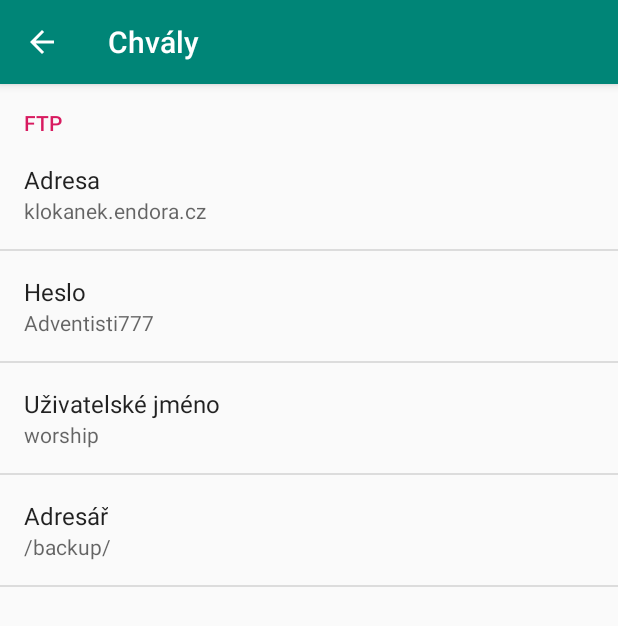
After one commit to jelazi/WorshipCounter, an Android app: the SettingsActivity screen opened directly, with no data from a screen before it, on a phone screen of 412 x 824 dp. The commit adds this screen. Shown: the top 626 px of the screen. Run offline under Robolectric (Android 15) with nearby library versions, the phone set to English and light mode, and no system bars; network calls fail.

Commit message:
settings activity ftp

```diff
--- a/app/src/main/AndroidManifest.xml
+++ b/app/src/main/AndroidManifest.xml
@@ -16,6 +16,7 @@
         <activity android:name=".WorshipActivity" />
         <activity android:name=".SongBookActivity" />
         <activity android:name=".SongActivity" />
+        <activity android:name=".SettingsActivity" />
         <activity android:name=".MainActivity">
             <intent-filter>
                 <action android:name="android.intent.action.MAIN" />
--- /dev/null
+++ b/app/src/main/java/cz/lubin/worshipcounter/AppCompatPreference.kt
@@ -0,0 +1,93 @@
+package cz.lubin.worshipcounter
+
+
+import android.content.res.Configuration
+import android.os.Bundle
+import android.preference.PreferenceActivity
+import android.view.MenuInflater
+import android.view.View
+import android.view.ViewGroup
+import androidx.annotation.LayoutRes
+import androidx.appcompat.app.ActionBar
+import androidx.appcompat.app.AppCompatDelegate
+import androidx.appcompat.widget.Toolbar
+
+abstract class AppCompatPreference : PreferenceActivity() {
+
+    private var mDelegate: AppCompatDelegate? = null
+
+    val supportActionBar: ActionBar?
+        get() = delegate?.supportActionBar
+
+    private val delegate: AppCompatDelegate?
+        get() {
+            if (mDelegate == null) {
+                mDelegate = AppCompatDelegate.create(this, null)
+            }
+            return mDelegate
+        }
+
+    override fun onCreate(savedInstanceState: Bundle?) {
+        delegate?.installViewFactory()
+        delegate?.onCreate(savedInstanceState)
+        super.onCreate(savedInstanceState)
+    }
+
+    override fun onPostCreate(savedInstanceState: Bundle?) {
+        super.onPostCreate(savedInstanceState)
+        delegate?.onPostCreate(savedInstanceState)
+    }
+
+    fun setSupportActionBar(toolbar: Toolbar?) {
+        delegate?.setSupportActionBar(toolbar)
+    }
+
+    override fun getMenuInflater(): MenuInflater? {
+        return delegate?.menuInflater
+    }
+
+    override fun setContentView(@LayoutRes layoutResID: Int) {
+        delegate?.setContentView(layoutResID)
+    }
+
+    override fun setContentView(view: View) {
+        delegate?.setContentView(view)
+    }
+
+    override fun setContentView(view: View, params: ViewGroup.LayoutParams) {
+        delegate?.setContentView(view, params)
+    }
+
+    override fun addContentView(view: View, params: ViewGroup.LayoutParams) {
+        delegate?.addContentView(view, params)
+    }
+
+    override fun onPostResume() {
+        super.onPostResume()
+        delegate?.onPostResume()
+    }
+
+    override fun onTitleChanged(title: CharSequence, color: Int) {
+        super.onTitleChanged(title, color)
+        delegate?.setTitle(title)
+    }
+
+    override fun onConfigurationChanged(newConfig: Configuration) {
+        super.onConfigurationChanged(newConfig)
+        delegate?.onConfigurationChanged(newConfig)
+    }
+
+    override fun onStop() {
+        super.onStop()
+        delegate?.onStop()
+    }
+
+    override fun onDestroy() {
+        super.onDestroy()
+        delegate?.onDestroy()
+    }
+
+    override fun invalidateOptionsMenu() {
+        delegate?.invalidateOptionsMenu()
+    }
+}
--- a/app/src/main/java/cz/lubin/worshipcounter/MainActivity.kt
+++ b/app/src/main/java/cz/lubin/worshipcounter/MainActivity.kt
@@ -11,5 +11,8 @@ class MainActivity : AppCompatActivity() {
 
         val intent = Intent (this, WorshipActivity::class.java)
         startActivity(intent)
+
+
+
     }
 }
--- /dev/null
+++ b/app/src/main/java/cz/lubin/worshipcounter/SettingsActivity.kt
@@ -0,0 +1,73 @@
+package cz.lubin.worshipcounter
+
+import android.os.Bundle
+import android.preference.*
+import android.view.MenuItem
+
+class SettingsActivity : AppCompatPreference()  {
+
+
+    override fun onCreate(savedInstanceState: Bundle?) {
+        super.onCreate(savedInstanceState)
+        supportActionBar!!.setDisplayHomeAsUpEnabled(true)
+
+        // load settings fragment
+        fragmentManager.beginTransaction().replace(android.R.id.content, MainPreferenceFragment()).commit()
+    }
+
+    override fun onBackPressed() {
+        super.onBackPressed()
+        FtpWorshipClient.setDefaultFtpPreferences(this)
+    }
+
+
+
+    class MainPreferenceFragment : PreferenceFragment() {
+        override fun onCreate(savedInstanceState: Bundle?) {
+            super.onCreate(savedInstanceState)
+            addPreferencesFromResource(R.xml.preference_main)
+
+            // gallery EditText change listener
+            bindPreferenceSummaryToValue(findPreference(getString(R.string.ftp_address_key)))
+            bindPreferenceSummaryToValue(findPreference(getString(R.string.ftp_password_key)))
+            bindPreferenceSummaryToValue(findPreference(getString(R.string.ftp_user_name_key)))
+            bindPreferenceSummaryToValue(findPreference(getString(R.string.ftp_directory_key)))
+
+        }
+    }
+
+    override fun onOptionsItemSelected(item: MenuItem): Boolean {
+        if (item.itemId == android.R.id.home) {
+            onBackPressed()
+        }
+        return super.onOptionsItemSelected(item)
+    }
+
+    companion object {
+        private val TAG = SettingsActivity::class.java!!.getSimpleName()
+
+        private fun bindPreferenceSummaryToValue(preference: Preference) {
+            preference.onPreferenceChangeListener = sBindPreferenceSummaryToValueListener
+
+            sBindPreferenceSummaryToValueListener.onPreferenceChange(preference,
+                PreferenceManager
+                    .getDefaultSharedPreferences(preference.context)
+                    .getString(preference.key, ""))
+        }
+
+
+
+        private val sBindPreferenceSummaryToValueListener = Preference.OnPreferenceChangeListener { preference, newValue ->
+            val stringValue = newValue.toString()
+
+     if (preference is EditTextPreference) {
+         preference.setSummary(stringValue)
+            } else {
+                preference.summary = stringValue
+            }
+            true
+        }
+    }
+
+
+}
--- a/app/src/main/res/values/strings.xml
+++ b/app/src/main/res/values/strings.xml
@@ -1,13 +1,24 @@
 <resources>
-    <string name="app_name">WorshipCounter</string>
+    <string name="app_name">Chvály</string>
     <string name="button2">Button</string>
-    <string name="source_google_drive">Google Drive</string>
-    <string name="start_drive">Start Google Drive</string>
-    <string name="login">Log In</string>
-    <string name="logout">Log Out</string>
-    <string name="status_logged_out">Logged Out</string>
-    <string name="status_logged_in">Logged In</string>
-    <string name="status_user_cancelled">User Cancelled</string>
-    <string name="status_error">We found a problem: %1$s</string>
-    <string name="not_open_file">Could not open file</string>
+
+
+
+    <string name="ftp_address_value">klokanek.endora.cz</string>
+    <string name="ftp_password_value">Adventisti777</string>
+    <string name="ftp_user_name_value">worship</string>
+    <string name="ftp_directory_value">/backup/</string>
+
+    <string name="ftp_address_title">Adresa</string>
+    <string name="ftp_password_title">Heslo</string>
+    <string name="ftp_user_name_title">Uživatelské jméno</string>
+    <string name="ftp_directory_title">Adresář</string>
+
+
+    <string name="ftp_address_key">ftp_address</string>
+    <string name="ftp_password_key">ftp_password</string>
+    <string name="ftp_user_name_key">ftp_user</string>
+    <string name="ftp_directory_key">ftp_directory</string>
+
+
 </resources>
--- /dev/null
+++ b/app/src/main/res/xml/preference_main.xml
@@ -0,0 +1,35 @@
+<?xml version="1.0" encoding="utf-8"?>
+<PreferenceScreen xmlns:android="http://schemas.android.com/apk/res/android">
+
+<PreferenceCategory android:title="FTP">
+
+    <EditTextPreference
+        android:defaultValue="@string/ftp_address_value"
+        android:key="@string/ftp_address_key"
+        android:summary="@string/ftp_address_value"
+        android:title="@string/ftp_address_title" />
+
+    <EditTextPreference
+        android:defaultValue="@string/ftp_password_value"
+        android:key="@string/ftp_password_key"
+        android:summary="@string/ftp_password_value"
+        android:title="@string/ftp_password_title" />
+
+    <EditTextPreference
+        android:defaultValue="@string/ftp_user_name_value"
+        android:key="@string/ftp_user_name_key"
+        android:summary="@string/ftp_user_name_value"
+        android:title="@string/ftp_user_name_title" />
+
+    <EditTextPreference
+        android:defaultValue="@string/ftp_directory_value"
+        android:key="@string/ftp_directory_key"
+        android:summary="@string/ftp_directory_value"
+        android:title="@string/ftp_directory_title" />
+
+
+
+
+</PreferenceCategory>
+
+</PreferenceScreen>
--- a/app/src/main/res/xml/provider_paths.xml
+++ /dev/null
@@ -1,4 +0,0 @@
-<?xml version="1.0" encoding="utf-8"?>
-<paths xmlns:android="http://schemas.android.com/apk/res/android">
-    <external-path name="external_files" path="."/>
-</paths>
```
Also changed, not shown: app/src/main/java/cz/lubin/worshipcounter/FtpWorshipClient.kt (+49 -34 lines), app/src/main/java/cz/lubin/worshipcounter/JsonParser.kt (+13 -2 lines), app/src/main/java/cz/lubin/worshipcounter/WorshipActivity.kt (+13 -2 lines), app/src/main/res/menu/worship_menu.xml (+7 -2 lines).
